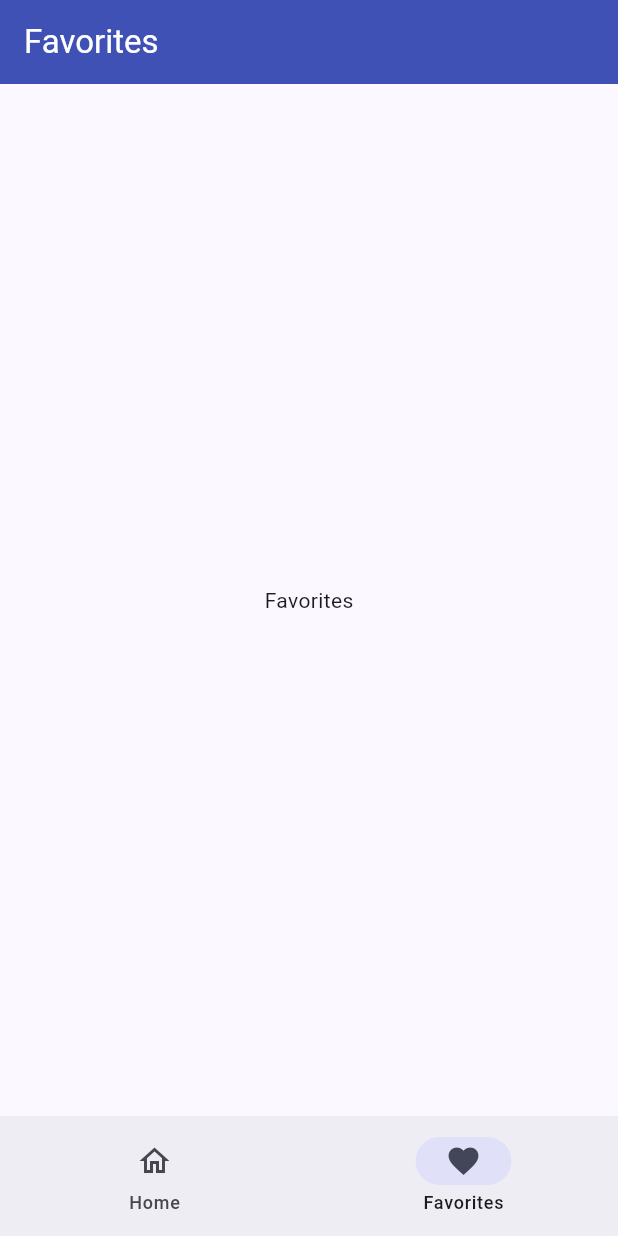
After one commit to noliveira95/spacely, a Flutter app: the screen it shows after launch, item 2 of the bottom bar chosen, on a phone screen of 412 x 824 dp. The commit adds this screen. Run offline on Flutter 3.47's test engine with Material 3 defaults, Android fonts, the light colour scheme and no system bars.

Commit message:
feat: add favorites screen, set up bottom nav logic

```diff
--- /dev/null
+++ b/lib/pages/favorites.dart
@@ -0,0 +1,21 @@
+import 'package:flutter/material.dart';
+
+class FavoritesPage extends StatelessWidget {
+  const FavoritesPage({super.key});
+
+  @override
+  Widget build(BuildContext context) {
+    return Scaffold(
+      appBar: AppBar(
+        title: const Text(
+          'Favorites',
+          style: TextStyle(color: Colors.white),
+        ),
+        backgroundColor: Colors.indigo,
+      ),
+      body: const Center(
+        child: Text('Favorites'),
+      ),
+    );
+  }
+}
--- a/lib/pages/learn_more.dart
+++ b/lib/pages/learn_more.dart
@@ -14,6 +14,7 @@ class LearnMorePage extends StatefulWidget {
 
 class _LearnMorePageState extends State<LearnMorePage> {
   double customFontSize = 16;
+  Icon favoriteIcon = const Icon(Icons.favorite_border);
   @override
   Widget build(BuildContext context) {
     return Scaffold(
@@ -39,7 +40,7 @@ class _LearnMorePageState extends State<LearnMorePage> {
                   ),
                 );
               },
-              icon: const Icon(Icons.info),
+              icon: const Icon(Icons.favorite_border),
             ),
           ],
         ),
--- a/lib/widget_tree.dart
+++ b/lib/widget_tree.dart
@@ -1,4 +1,5 @@
 import 'package:flutter/material.dart';
+import 'package:flutter_cc/pages/favorites.dart';
 import 'package:flutter_cc/pages/home.dart';
 
 class WidgetTree extends StatefulWidget {
@@ -9,22 +10,37 @@ class WidgetTree extends StatefulWidget {
 }
 
 class _WidgetTreeState extends State<WidgetTree> {
+  int _selectedIndex = 0;
+
+  final _pages = [
+    const HomePage(),
+    const FavoritesPage(),
+  ];
+
   @override
   Widget build(BuildContext context) {
     return Scaffold(
       bottomNavigationBar: NavigationBar(
+        selectedIndex: _selectedIndex,
+        onDestinationSelected: (int index) {
+          setState(() {
+            _selectedIndex = index;
+          });
+        },
         destinations: const [
           NavigationDestination(
-            icon: Icon(Icons.home),
+            icon: Icon(Icons.home_outlined),
             label: 'Home',
+            selectedIcon: Icon(Icons.home),
           ),
           NavigationDestination(
-            icon: Icon(Icons.search),
-            label: 'Search',
+            icon: Icon(Icons.favorite_outline),
+            label: 'Favorites',
+            selectedIcon: Icon(Icons.favorite),
           ),
         ],
       ),
-      body: const HomePage(),
+      body: _pages[_selectedIndex],
     );
   }
 }
```
